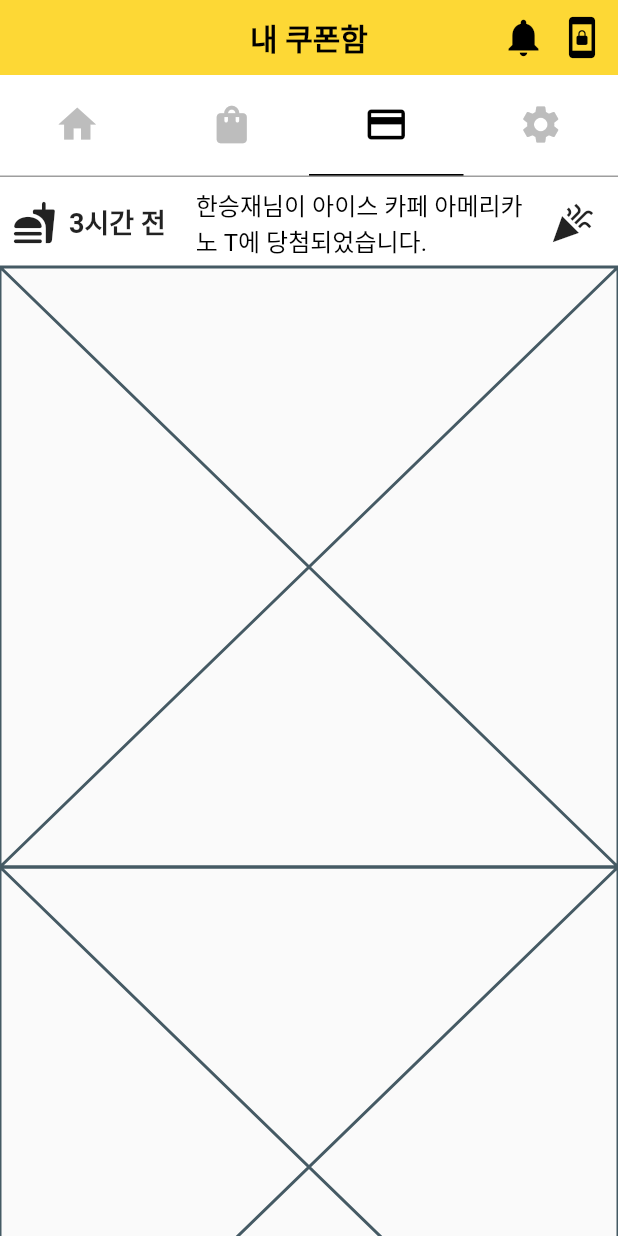
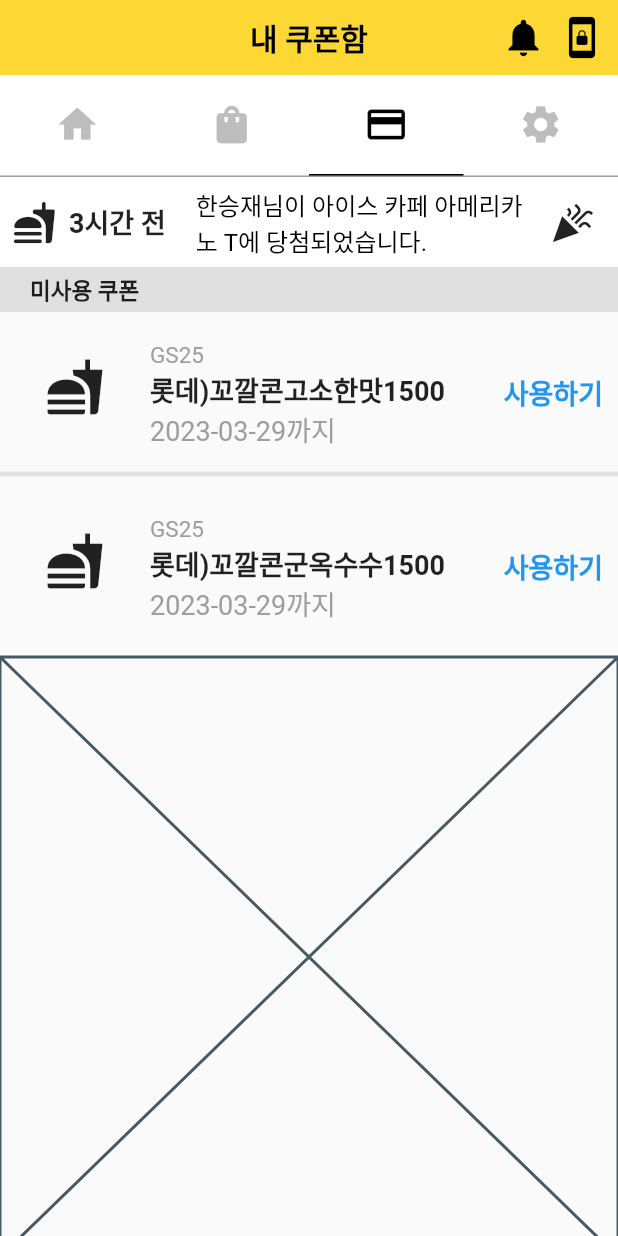
Before and after one commit to chihyeonwon/pedometer, a Flutter app: the screen it shows after launch, tab 3 chosen, on a phone screen of 412 x 824 dp. Run offline on Flutter 3.47's test engine with Material 2 defaults, Android fonts, the phone set to English and light mode, and no system bars; drawn by our look-alikes of carousel_slider.

Commit message:
CouponScreen Middle 미사용 쿠폰 위젯 구현

```diff
--- a/lib/Screen/coupon_screen.dart
+++ b/lib/Screen/coupon_screen.dart
@@ -99,12 +99,106 @@
   }
 }
 
-class Middle extends StatelessWidget {
+class Middle extends StatefulWidget {
   const Middle({Key? key}) : super(key: key);
 
   @override
+  State<Middle> createState() => _MiddleState();
+}
+
+class _MiddleState extends State<Middle> {
+
+  final List<String> productName = <String>['롯데)꼬깔콘고소한맛1500','롯데)꼬깔콘군옥수수1500','c','d'];
+
+  final List<String> productLimit = <String>['2023-03-29까지', '2023-03-29까지', 'c', 'd'];
+
+  @override
   Widget build(BuildContext context) {
-    return const Placeholder();
+    return Material(
+      child: Container(
+          height: 260.0,
+          child: Column(
+            children: [
+              Stack(
+                children: [
+                  Container(
+                    height: 30.0,
+                    color: Colors.grey[300],
+                  ),
+                  Positioned(
+                    left: 20.0,
+                    top: 4.0,
+                    child: Text('미사용 쿠폰',
+                        style: TextStyle(
+                          fontSize: 15.0,
+                          fontWeight: FontWeight.bold,
+                        )),
+                  )
+                ],
+              ),
+              Expanded(
+                child: ListView.separated(
+                  itemBuilder: (context, index) {
+                    return GestureDetector(
+                      onTap: () {}, // 쿠폰 사용 페이지로 이동
+                      child: Container(
+                        width: MediaQuery.of(context).size.width,
+                        child: Stack(
+                          children: [
+                            Padding(
+                              padding: const EdgeInsets.all(30.0),
+                              child: Icon(
+                                Icons.fastfood,
+                                size: 40.0,
+                              ),
+                            ),
+                            Positioned(
+                              top: 20.0,
+                              left: 100.0,
+                              child: Column(
+                                crossAxisAlignment: CrossAxisAlignment.start,
+                                children: [
+                                  Text('GS25',
+                                      style: TextStyle(
+                                        color: Colors.grey,
+                                        fontSize: 15.0,
+                                      )),
+                                  Text('${productName[index]}',
+                                      style: TextStyle(
+                                          fontSize: 18.0,
+                                          fontWeight: FontWeight.bold)),
+                                  Text('${productLimit[index]}',
+                                      style: TextStyle(
+                                        color: Colors.grey,
+                                        fontSize: 18.0,
+                                      )),
+                                ],
+                              ),
+                            ),
+                            Positioned(
+                              top:40.0,
+                              right:10.0,
+                              child: Text('사용하기',
+                                  style: TextStyle(
+                                      fontSize: 18.0,
+                                      color: Colors.blue,
+                                      fontWeight: FontWeight.bold)),
+                            ),
+                          ],
+                        ),
+                      ),
+                    );
+                  },
+                  separatorBuilder: (context, index) => Divider(
+                    color: Colors.grey[300],
+                    thickness: 3,
+                  ),
+                  itemCount: 2,
+                ),
+              )
+            ],
+          )),
+    );
   }
 }
 
```
